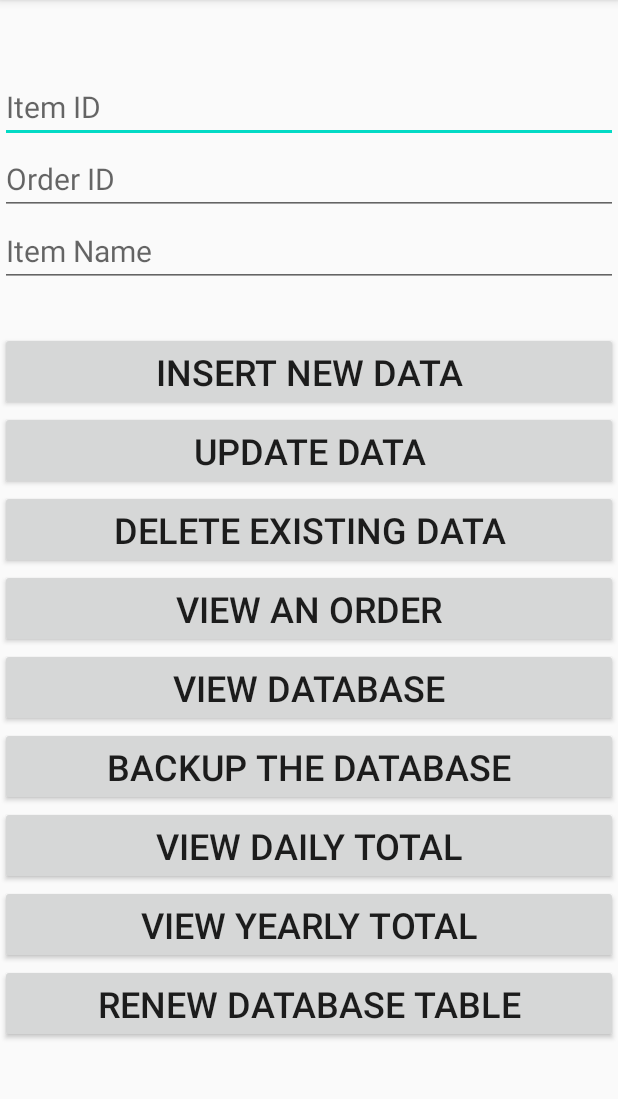
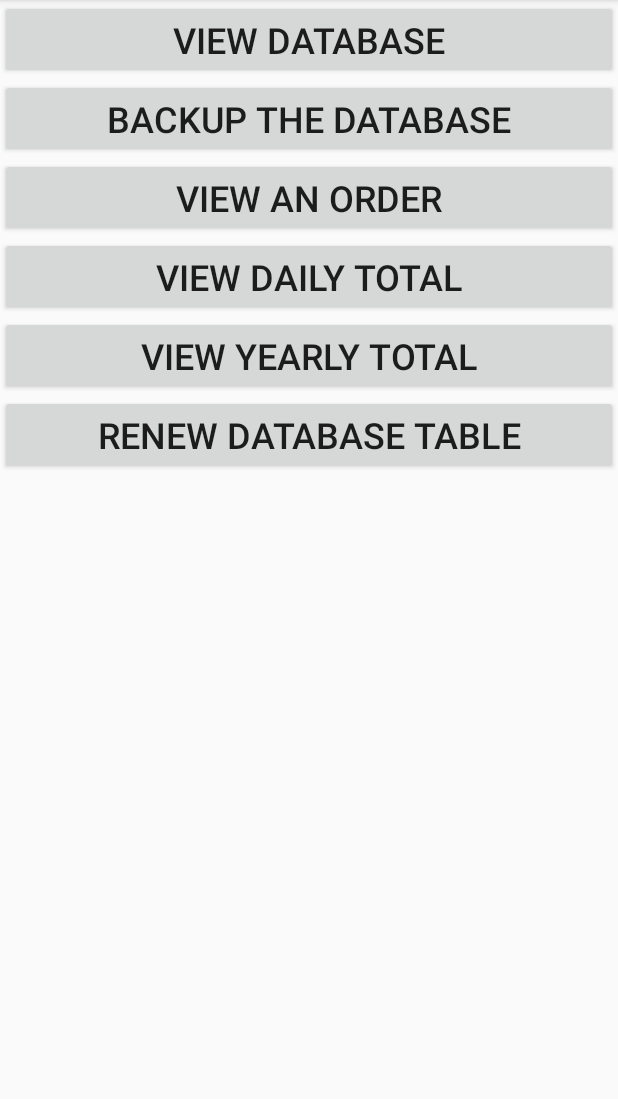
Before and after one commit to Early-Bird-Two-Touch-Point-of-Sale/SylvanCombinedUI, an Android app: the InventoryActivity screen opened directly, with no data from a screen before it, on a phone screen of 412 x 824 dp, the part 84-1183 px from its top. Run offline under Robolectric (Android 15) with nearby library versions, the phone set to English and light mode, and no system bars.

Commit message:
Refactored InventoryActivity.java buttons

```diff
--- a/app/src/main/java/com/example/sylvancombinedui/InventoryActivity.java
+++ b/app/src/main/java/com/example/sylvancombinedui/InventoryActivity.java
@@ -33,13 +33,13 @@ public class InventoryActivity extends AppCompatActivity {
         super.onCreate(savedInstanceState);
         setContentView(R.layout.activity_inventory);
 
-        itemID = findViewById(R.id.itemID);
-        orderID = findViewById(R.id.orderID);
-        itemName = findViewById(R.id.itemName);
+        //itemID = findViewById(R.id.itemID);
+        //orderID = findViewById(R.id.orderID);
+        //itemName = findViewById(R.id.itemName);
 
-        insert = findViewById(R.id.btnInsert);
-        update = findViewById(R.id.btnUpdate);
-        delete = findViewById(R.id.btnDelete);
+        //insert = findViewById(R.id.btnInsert);
+        //update = findViewById(R.id.btnUpdate);
+        //delete = findViewById(R.id.btnDelete);
         view = findViewById(R.id.btnView);
         export = findViewById(R.id.btnExport);
         viewOrder = findViewById(R.id.btnViewOrder);
@@ -49,7 +49,7 @@ public class InventoryActivity extends AppCompatActivity {
 
         DB = new DBHelper(this);
 
-        insert.setOnClickListener(new View.OnClickListener() {
+        /*insert.setOnClickListener(new View.OnClickListener() {
             @Override
             public void onClick(View view) {
                 String itemIDtxt = itemID.getText().toString();
@@ -65,8 +65,9 @@ public class InventoryActivity extends AppCompatActivity {
                 }
             }
         });
+         */
 
-        update.setOnClickListener(new View.OnClickListener() {
+        /*update.setOnClickListener(new View.OnClickListener() {
             @Override
             public void onClick(View view) {
                 String nameTXT = itemID.getText().toString();
@@ -80,9 +81,9 @@ public class InventoryActivity extends AppCompatActivity {
                     Toast.makeText(InventoryActivity.this, "Entry Not Updated", Toast.LENGTH_SHORT).show();
                 }
             }
-        });
+        });*/
 
-        delete.setOnClickListener(new View.OnClickListener() {
+        /*delete.setOnClickListener(new View.OnClickListener() {
             @Override
             public void onClick(View view) {
                 String nameTXT = itemID.getText().toString();
@@ -94,7 +95,7 @@ public class InventoryActivity extends AppCompatActivity {
                     Toast.makeText(InventoryActivity.this, "Entry Not Deleted", Toast.LENGTH_SHORT).show();
                 }
             }
-        });
+        });*/
 
         view.setOnClickListener(new View.OnClickListener() {
             @Override
--- a/app/src/main/res/layout/activity_inventory.xml
+++ b/app/src/main/res/layout/activity_inventory.xml
@@ -14,63 +14,15 @@
         android:textColor="@android:color/black"
         android:layout_marginTop="20sp"/>
 
-    <EditText
-        android:id="@+id/itemID"
-        android:layout_width="match_parent"
-        android:layout_height="wrap_content"
-        android:hint="Item ID"
-        android:textSize="20dp"
-        android:layout_below="@+id/texttitle"
-        android:inputType="textPersonName"/>
-
-    <EditText
-        android:id="@+id/orderID"
-        android:layout_width="match_parent"
-        android:layout_height="wrap_content"
-        android:hint="Order ID"
-        android:textSize="20dp"
-        android:layout_below="@+id/itemID"
-        android:inputType="number"/>
-
-    <EditText
-        android:id="@+id/itemName"
-        android:layout_width="match_parent"
-        android:layout_height="wrap_content"
-        android:hint="Item Name"
-        android:textSize="20dp"
-        android:layout_below="@+id/orderID"
-        android:inputType="textPersonName"/>
-
-    <Button
-        android:id="@+id/btnInsert"
-        android:layout_width="match_parent"
-        android:layout_height="wrap_content"
-        android:textSize="24dp"
-        android:layout_marginTop="30dp"
-        android:text="Insert New Data"
-        android:layout_below="@id/itemName"/>
-
-    <Button
-        android:id="@+id/btnUpdate"
-        android:layout_width="match_parent"
-        android:layout_height="wrap_content"
-        android:textSize="24dp"
-        android:text="Update Data"
-        android:layout_below="@id/btnInsert"/>
-
-    <Button
-        android:id="@+id/btnDelete"
-        android:layout_width="match_parent"
-        android:layout_height="wrap_content"
-        android:textSize="24dp"
-        android:text="Delete Existing Data"
-        android:layout_below="@id/btnUpdate"/>
-
     <Button
         android:id="@+id/btnView"
         android:layout_width="match_parent"
         android:layout_height="wrap_content"
-        android:layout_below="@+id/btnViewOrder"
+        android:layout_alignParentStart="true"
+        android:layout_alignParentLeft="true"
+        android:layout_alignParentTop="true"
+        android:layout_marginStart="0dp"
+        android:layout_marginLeft="0dp"
         android:layout_marginTop="0dp"
         android:text="View Database"
         android:textSize="24dp" />
@@ -88,7 +40,7 @@
         android:id="@+id/btnViewOrder"
         android:layout_width="match_parent"
         android:layout_height="wrap_content"
-        android:layout_below="@+id/btnDelete"
+        android:layout_below="@+id/btnExport"
         android:layout_alignParentStart="true"
         android:layout_alignParentLeft="true"
         android:layout_marginStart="0dp"
@@ -101,7 +53,7 @@
         android:id="@+id/btnDailyTotal"
         android:layout_width="match_parent"
         android:layout_height="wrap_content"
-        android:layout_below="@+id/btnExport"
+        android:layout_below="@+id/btnViewOrder"
         android:layout_alignParentStart="true"
         android:layout_alignParentLeft="true"
         android:layout_alignParentEnd="true"
@@ -140,4 +92,62 @@
         android:text="Renew Database Table"
         android:textSize="24dp" />
 
+    <!--
+    <Button
+        android:id="@+id/btnUpdate"
+        android:layout_width="match_parent"
+        android:layout_height="wrap_content"
+        android:textSize="24dp"
+        android:text="Update Data"
+        android:layout_below="@id/btnInsert"/>
+
+    <Button
+        android:id="@+id/btnDelete"
+        android:layout_width="match_parent"
+        android:layout_height="wrap_content"
+        android:textSize="24dp"
+        android:text="Delete Existing Data"
+        android:layout_below="@id/btnUpdate"/>
+
+
+    <EditText
+        android:id="@+id/itemID"
+        android:layout_width="match_parent"
+        android:layout_height="wrap_content"
+        android:hint="Item ID"
+        android:textSize="20dp"
+        android:layout_below="@+id/texttitle"
+        android:inputType="textPersonName"/>
+
+    <EditText
+        android:id="@+id/orderID"
+        android:layout_width="match_parent"
+        android:layout_height="wrap_content"
+        android:hint="Order ID"
+        android:textSize="20dp"
+        android:layout_below="@+id/itemID"
+        android:inputType="number"/>
+
+    <EditText
+        android:id="@+id/itemName"
+        android:layout_width="match_parent"
+        android:layout_height="wrap_content"
+        android:hint="Item Name"
+        android:textSize="20dp"
+        android:layout_below="@+id/orderID"
+        android:inputType="textPersonName"/>
+
+         <Button
+        android:id="@+id/btnInsert"
+        android:layout_width="match_parent"
+        android:layout_height="wrap_content"
+        android:layout_alignTop="@+id/texttitle"
+        android:layout_alignParentStart="true"
+        android:layout_alignParentLeft="true"
+        android:layout_marginStart="0dp"
+        android:layout_marginLeft="0dp"
+        android:layout_marginTop="0dp"
+        android:text="Insert New Data"
+        android:textSize="24dp" />-->
+
 </RelativeLayout>
```
